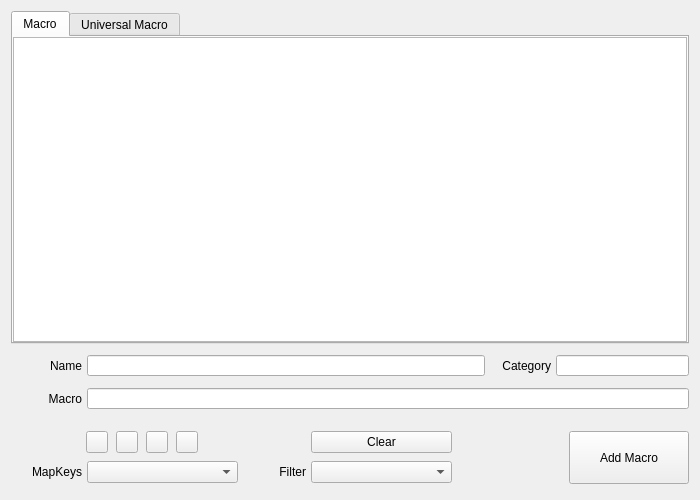
Zalafina/QKeyMapper, file QKeyMapper/qmacrolistdialog.ui: the form before one commit.
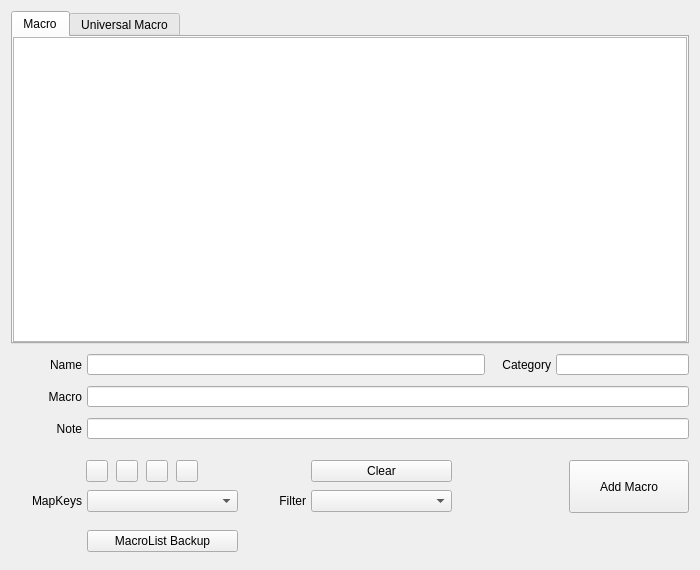
The form after the commit. Custom widgets are drawn as their Qt base class.

Commit message: Add note column for macro list dialog.

What changed in the file:
```diff
--- a/QKeyMapper/qmacrolistdialog.ui
+++ b/QKeyMapper/qmacrolistdialog.ui
@@ -7,7 +7,7 @@
     <x>0</x>
     <y>0</y>
     <width>700</width>
-    <height>500</height>
+    <height>570</height>
    </rect>
   </property>
   <property name="minimumSize">
@@ -109,13 +109,13 @@
      <property name="minimumSize">
       <size>
        <width>0</width>
-       <height>150</height>
+       <height>220</height>
       </size>
      </property>
      <property name="maximumSize">
       <size>
        <width>16777215</width>
-       <height>150</height>
+       <height>220</height>
       </size>
      </property>
      <layout class="QVBoxLayout" name="verticalLayout_others">
@@ -292,6 +292,60 @@
         </item>
        </layout>
       </item>
+      <item>
+       <layout class="QHBoxLayout" name="horizontalLayout_note">
+        <property name="spacing">
+         <number>5</number>
+        </property>
+        <item>
+         <widget class="QLabel" name="macroNoteLabel">
+          <property name="sizePolicy">
+           <sizepolicy hsizetype="Fixed" vsizetype="Fixed">
+            <horstretch>0</horstretch>
+            <verstretch>0</verstretch>
+           </sizepolicy>
+          </property>
+          <property name="minimumSize">
+           <size>
+            <width>71</width>
+            <height>22</height>
+           </size>
+          </property>
+          <property name="maximumSize">
+           <size>
+            <width>71</width>
+            <height>22</height>
+           </size>
+          </property>
+          <property name="text">
+           <string>Note</string>
+          </property>
+          <property name="alignment">
+           <set>Qt::AlignmentFlag::AlignRight|Qt::AlignmentFlag::AlignTrailing|Qt::AlignmentFlag::AlignVCenter</set>
+          </property>
+         </widget>
+        </item>
+        <item>
+         <widget class="QLineEdit" name="macroNoteLineEdit">
+          <property name="minimumSize">
+           <size>
+            <width>0</width>
+            <height>21</height>
+           </size>
+          </property>
+          <property name="maximumSize">
+           <size>
+            <width>16777215</width>
+            <height>21</height>
+           </size>
+          </property>
+          <property name="focusPolicy">
+           <enum>Qt::FocusPolicy::ClickFocus</enum>
+          </property>
+         </widget>
+        </item>
+       </layout>
+      </item>
       <item>
        <layout class="QHBoxLayout" name="horizontalLayout_addMacro">
         <property name="spacing">
@@ -308,13 +362,13 @@
           <property name="minimumSize">
            <size>
             <width>460</width>
-            <height>71</height>
+            <height>116</height>
            </size>
           </property>
           <property name="maximumSize">
            <size>
             <width>460</width>
-            <height>71</height>
+            <height>116</height>
            </size>
           </property>
           <widget class="QPushButton" name="mapList_SelectKeyboardButton">
@@ -535,7 +589,7 @@
            </property>
            <property name="minimumSize">
             <size>
-             <width>121</width>
+             <width>141</width>
              <height>0</height>
             </size>
            </property>
@@ -578,6 +632,25 @@
             <bool>false</bool>
            </property>
           </widget>
+          <widget class="QPushButton" name="macroBackupButton">
+           <property name="geometry">
+            <rect>
+             <x>76</x>
+             <y>80</y>
+             <width>151</width>
+             <height>22</height>
+            </rect>
+           </property>
+           <property name="focusPolicy">
+            <enum>Qt::FocusPolicy::NoFocus</enum>
+           </property>
+           <property name="text">
+            <string>MacroList Backup</string>
+           </property>
+           <property name="autoDefault">
+            <bool>false</bool>
+           </property>
+          </widget>
          </widget>
         </item>
         <item>
@@ -594,7 +667,7 @@
          </spacer>
         </item>
         <item>
-         <widget class="QPushButton" name="addMacroButton">
+         <widget class="QWidget" name="addMacroFramewidget" native="true">
           <property name="sizePolicy">
            <sizepolicy hsizetype="Fixed" vsizetype="Fixed">
             <horstretch>0</horstretch>
@@ -604,24 +677,52 @@
           <property name="minimumSize">
            <size>
             <width>120</width>
-            <height>53</height>
+            <height>116</height>
            </size>
           </property>
           <property name="maximumSize">
            <size>
             <width>120</width>
-            <height>50</height>
+            <height>116</height>
            </size>
           </property>
-          <property name="focusPolicy">
-           <enum>Qt::FocusPolicy::NoFocus</enum>
-          </property>
-          <property name="text">
-           <string>Add Macro</string>
-          </property>
-          <property name="autoDefault">
-           <bool>false</bool>
-          </property>
+          <widget class="QPushButton" name="addMacroButton">
+           <property name="geometry">
+            <rect>
+             <x>0</x>
+             <y>10</y>
+             <width>120</width>
+             <height>53</height>
+            </rect>
+           </property>
+           <property name="sizePolicy">
+            <sizepolicy hsizetype="Fixed" vsizetype="Fixed">
+             <horstretch>0</horstretch>
+             <verstretch>0</verstretch>
+            </sizepolicy>
+           </property>
+           <property name="minimumSize">
+            <size>
+             <width>120</width>
+             <height>53</height>
+            </size>
+           </property>
+           <property name="maximumSize">
+            <size>
+             <width>120</width>
+             <height>50</height>
+            </size>
+           </property>
+           <property name="focusPolicy">
+            <enum>Qt::FocusPolicy::NoFocus</enum>
+           </property>
+           <property name="text">
+            <string>Add Macro</string>
+           </property>
+           <property name="autoDefault">
+            <bool>false</bool>
+           </property>
+          </widget>
          </widget>
         </item>
        </layout>
```
Left out of the diff: 4 changed lines with no effect on the pictures. The commit also changes 11 other files.
